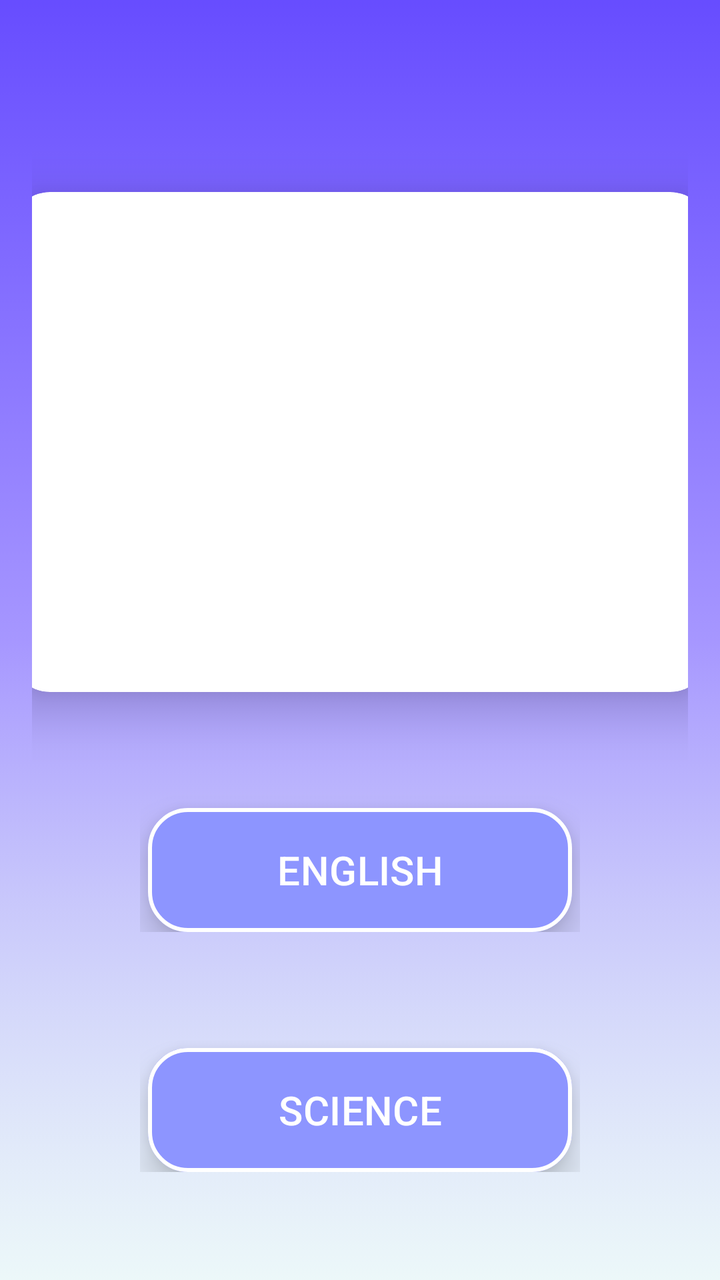
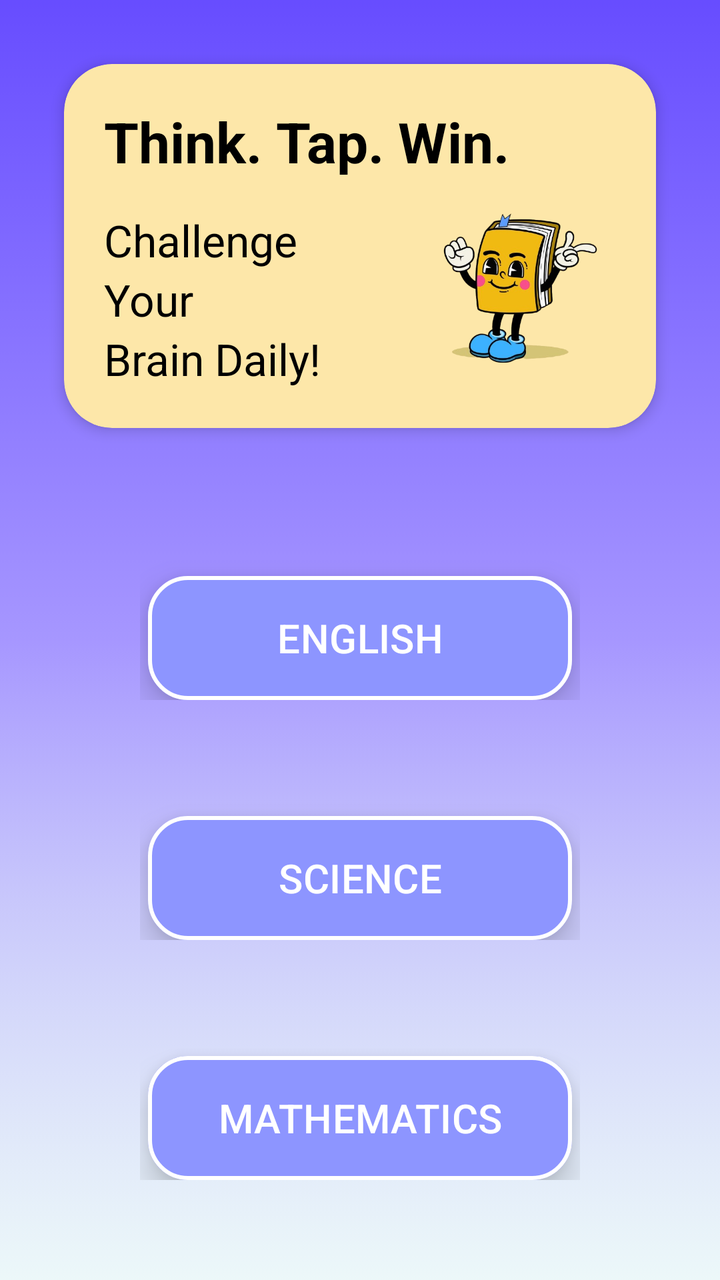

Before-and-after screenshots of an Android layout around one commit, followed by the original layout XML and the change that was made.
<!-- AndroidManifest.xml: application theme Theme.QuizApp -->
<!-- res/layout/homepage.xml -->
<?xml version="1.0" encoding="utf-8"?>
<LinearLayout xmlns:android="http://schemas.android.com/apk/res/android"
    xmlns:tools="http://schemas.android.com/tools"
    xmlns:app="http://schemas.android.com/apk/res-auto"
    android:id="@+id/main"
    android:layout_width="match_parent"
    android:layout_height="match_parent"
    android:orientation="vertical"
    android:padding="16dp"
    android:background="@drawable/background"
    tools:context=".HomePage">

    <androidx.cardview.widget.CardView
        android:layout_width="350dp"
        android:layout_height="250dp"
        android:layout_marginTop="80dp"
        android:layout_gravity="center_horizontal"
        app:cardBackgroundColor="@android:color/white"
        app:cardCornerRadius="20dp"
        app:cardElevation="15dp">

    </androidx.cardview.widget.CardView>

    <LinearLayout
        style="?android:attr/buttonBarStyle"
        android:layout_width="220dp"
        android:layout_height="70dp"
        android:layout_gravity="center_horizontal"
        android:layout_marginTop="50dp"
        android:orientation="horizontal">

        <Button
            android:id="@+id/button1"
            style="?android:attr/buttonBarButtonStyle"
            android:layout_width="0dp"
            android:layout_height="70dp"
            android:layout_margin="4dp"
            android:layout_weight="1"
            android:backgroundTint="@color/buttonPurple"
            android:text="ENGLISH"
            android:textColor="@color/white"
            android:textSize="20sp"
            android:elevation="10dp"
            android:stateListAnimator="@null"
            android:outlineProvider="background"
            app:cornerRadius="20dp"
            app:strokeColor="@color/white"
            app:strokeWidth="2dp" />

    </LinearLayout>

    <LinearLayout
        style="?android:attr/buttonBarStyle"
        android:layout_width="220dp"
        android:layout_height="70dp"
        android:layout_gravity="center_horizontal"
        android:layout_marginTop="50dp"
        android:orientation="horizontal">

        <Button
            android:id="@+id/button2"
            style="?android:attr/buttonBarButtonStyle"
            android:layout_width="0dp"
            android:layout_height="70dp"
            android:layout_margin="4dp"
            android:layout_weight="1"
            android:backgroundTint="@color/buttonPurple"
            android:elevation="10dp"
            android:outlineProvider="background"
            android:stateListAnimator="@null"
            android:text="SCIENCE"
            android:textColor="@color/white"
            android:textSize="20sp"
            app:cornerRadius="20dp"
            app:strokeColor="@color/white"
            app:strokeWidth="2dp" />

    </LinearLayout>

    <LinearLayout
        style="?android:attr/buttonBarStyle"
        android:layout_width="220dp"
        android:layout_height="70dp"
        android:layout_gravity="center_horizontal"
        android:layout_marginTop="50dp"
        android:orientation="horizontal">

        <Button
            android:id="@+id/button3"
            style="?android:attr/buttonBarButtonStyle"
            android:layout_width="0dp"
            android:layout_height="70dp"
            android:layout_margin="4dp"
            android:layout_weight="1"
            android:backgroundTint="@color/buttonPurple"
            android:elevation="10dp"
            android:outlineProvider="background"
            android:stateListAnimator="@null"
            android:text="MATHEMATICS"
            android:textColor="@color/white"
            android:textSize="20sp"
            app:cornerRadius="20dp"
            app:strokeColor="@color/white"
            app:strokeWidth="2dp" />

    </LinearLayout>


    <com.google.android.material.card.MaterialCardView
        android:layout_width="350dp"
        android:layout_height="60dp"
        android:layout_gravity="center_horizontal"
        android:layout_marginTop="123dp"
        android:layout_marginBottom="16dp"
        app:cardCornerRadius="20dp"
        app:cardElevation="8dp"
        app:cardBackgroundColor="@color/buttonPurple">

    <com.google.android.material.bottomnavigation.BottomNavigationView
        android:id="@+id/bottom_nav"
        android:layout_width="match_parent"
        android:layout_height="wrap_content"
        android:background="@android:color/transparent"
        app:itemBackground="@android:color/transparent"
        app:itemIconSize="35dp"
        app:itemIconTint="@color/white"
        app:itemTextColor="@color/white"
        app:menu="@menu/bottom_nav" />
    </com.google.android.material.card.MaterialCardView>
</LinearLayout>
<!-- resources referenced by this layout -->
<resources>
  <color name="buttonPurple">#8D95FF</color>
  <color name="white">#FFFFFFFF</color>
  <!-- drawable background: png bitmap (drawable, 33364 bytes) -->
  <style name="Theme.QuizApp" parent="Base.Theme.QuizApp" />
  <style name="Base.Theme.QuizApp" parent="Theme.Material3.DayNight.NoActionBar">
          
          <item name="colorPrimary">@color/purple</item>
          <item name="colorPrimaryVariant">@color/blue</item>
          <item name="android:statusBarColor">@color/blue</item>
      </style>
  <color name="purple">#2600FF</color>
  <color name="blue">#B0E0E6</color>
</resources>

<!-- the commit's change to res/layout/homepage.xml (unified diff, before → after) -->
@@ -11,15 +11,60 @@
     tools:context=".HomePage">
 
     <androidx.cardview.widget.CardView
-        android:layout_width="350dp"
-        android:layout_height="250dp"
-        android:layout_marginTop="80dp"
-        android:layout_gravity="center_horizontal"
-        app:cardBackgroundColor="@android:color/white"
-        app:cardCornerRadius="20dp"
-        app:cardElevation="15dp">
+        xmlns:android="http://schemas.android.com/apk/res/android"
+        xmlns:app="http://schemas.android.com/apk/res-auto"
+        android:layout_width="match_parent"
+        android:layout_height="wrap_content"
+        android:layout_margin="16dp"
+        app:cardBackgroundColor="#FDE7A9"
+        app:cardCornerRadius="24dp"
+        app:cardElevation="4dp">
 
+        <androidx.constraintlayout.widget.ConstraintLayout
+            android:layout_width="match_parent"
+            android:layout_height="wrap_content"
+            android:padding="20dp">
+
+            <TextView
+                android:id="@+id/tvTitle"
+                android:layout_width="wrap_content"
+                android:layout_height="wrap_content"
+                android:text="Think. Tap. Win."
+                android:textColor="@android:color/black"
+                android:textSize="28sp"
+                android:textStyle="bold"
+                app:layout_constraintStart_toStartOf="parent"
+                app:layout_constraintTop_toTopOf="parent" />
+
+            <TextView
+                android:id="@+id/tvSubtitle"
+                android:layout_width="0dp"
+                android:layout_height="wrap_content"
+                android:layout_marginTop="16dp"
+                android:lineSpacingExtra="4dp"
+                android:text="Challenge\nYour\nBrain Daily!"
+                android:textColor="@android:color/black"
+                android:textSize="22sp"
+                app:layout_constraintBottom_toBottomOf="parent"
+                app:layout_constraintStart_toStartOf="parent"
+                app:layout_constraintTop_toBottomOf="@+id/tvTitle"
+                app:layout_constraintWidth_percent="0.5" />
+
+            <ImageView
+                android:id="@+id/ivMascot"
+                android:layout_width="0dp"
+                android:layout_height="0dp"
+                android:scaleType="fitCenter"
+                android:src="@drawable/cartoon_book"
+                app:layout_constraintBottom_toBottomOf="parent"
+                app:layout_constraintDimensionRatio="1:1"
+                app:layout_constraintEnd_toEndOf="parent"
+                app:layout_constraintTop_toBottomOf="@+id/tvTitle"
+                app:layout_constraintWidth_percent="0.4" />
+
+        </androidx.constraintlayout.widget.ConstraintLayout>
     </androidx.cardview.widget.CardView>
+
 
     <LinearLayout
         style="?android:attr/buttonBarStyle"
<!-- resource entries referenced after the edit -->
@@ -3,6 +3,7 @@
   <color name="buttonPurple">#8D95FF</color>
   <color name="white">#FFFFFFFF</color>
   <!-- drawable background: png bitmap (drawable, 33364 bytes) -->
+  <!-- drawable cartoon_book: png bitmap (drawable, 164138 bytes) -->
   <style name="Theme.QuizApp" parent="Base.Theme.QuizApp" />
   <style name="Base.Theme.QuizApp" parent="Theme.Material3.DayNight.NoActionBar">
           
